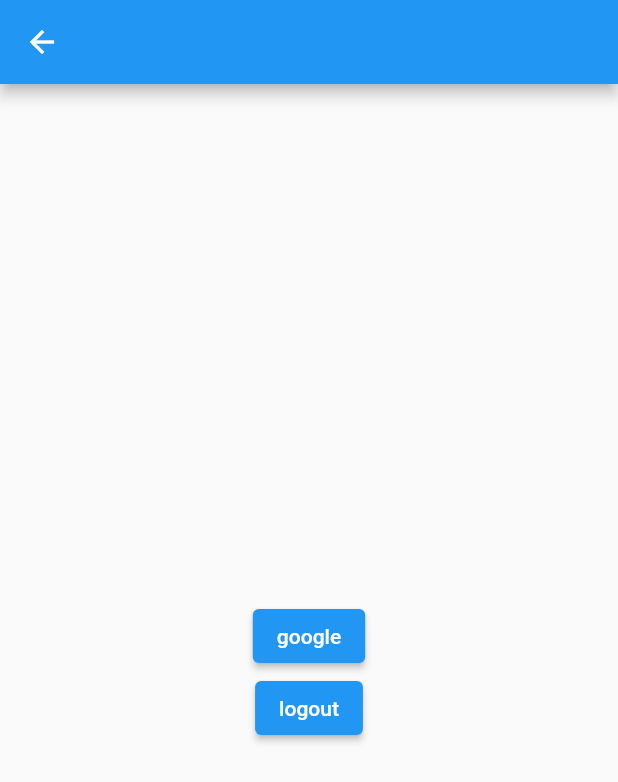
After one commit to ryoush95/sportchu, a Flutter app: the login screen opened directly, after a tap on "google", on a phone screen of 412 x 824 dp. The commit adds this screen. Shown: the top 782 px of the screen. Run offline on Flutter 3.47's test engine with Material 2 defaults, Android fonts, the phone set to English and light mode, and no system bars; our stand-ins replace chips_choice_null_safety, cloud_firestore, firebase_auth, firebase_core, flutter_datetime_picker, flutter_svg and 7 more; missing offline and left inert: loading_animations; accounts and stored records are empty; network calls fail.

Commit message:
firestore google login, time db

```diff
--- a/lib/screen/Grounddetail.dart
+++ b/lib/screen/Grounddetail.dart
@@ -1,3 +1,4 @@
+import 'package:firebase_auth/firebase_auth.dart';
 import 'package:flutter/material.dart';
 import 'package:get/get.dart';
 import 'package:sportchu/screen/DateAdd.dart';
@@ -14,6 +15,7 @@ class _GroundDetailState extends State<GroundDetail> {
   List<dynamic> arg = Get.arguments;
   String gid = Get.arguments[0];
   String cate = Get.arguments[1];
+  final String uid = FirebaseAuth.instance.currentUser!.uid;
 
   @override
   Widget build(BuildContext context) {
@@ -27,7 +29,7 @@ class _GroundDetailState extends State<GroundDetail> {
               Text('inout:$cate'),
               ElevatedButton(
                 onPressed: () {
-                  Get.to(yeyak());
+                  Get.to(yeyak(),arguments:[gid,cate]);
                 },
                 child: Text('예약하기'),
               ),
@@ -37,6 +39,7 @@ class _GroundDetailState extends State<GroundDetail> {
                 },
                 child: Text('++'),
               ),
+              Text(uid),
             ],
           ),
         ));
--- /dev/null
+++ b/lib/screen/login.dart
@@ -0,0 +1,118 @@
+import 'package:cloud_firestore/cloud_firestore.dart';
+import 'package:firebase_auth/firebase_auth.dart';
+import 'package:firebase_core/firebase_core.dart';
+import 'package:flutter/material.dart';
+import 'package:get/get.dart';
+import 'package:google_sign_in/google_sign_in.dart';
+
+import 'gsignup.dart';
+
+class login extends StatefulWidget {
+  const login({Key? key}) : super(key: key);
+
+  @override
+  _loginState createState() => _loginState();
+}
+
+class _loginState extends State<login> {
+  final FirebaseAuth _auth = FirebaseAuth.instance;
+  final GoogleSignIn googleSignIn = GoogleSignIn();
+  final userReference = FirebaseFirestore.instance.collection('member');
+  bool ckin = false;
+  String email = '';
+  late PageController pageController;
+
+
+  @override
+  void initState() {
+    super.initState();
+    Firebase.initializeApp().whenComplete(() {
+      print("completed");
+      setState(() {});
+    });
+    pageController = PageController();
+
+    // 앱 실행시 구글 사용자의 변경여부를 확인함
+    googleSignIn.onCurrentUserChanged.listen((gSignInAccount) {
+      controlSignIn(gSignInAccount!); // 사용자가 있다면 로그인
+    }, onError: (gError) {
+      print("Error Message : " + gError);
+    });
+
+    googleSignIn.signInSilently();
+  }
+
+  controlSignIn(GoogleSignInAccount signInAccount) async {
+    if(signInAccount != null) {
+      await saveFirestore();
+      setState(() {
+        ckin = true;
+      });
+    } else {
+      setState(() {
+        ckin = false;
+      });
+    }
+  }
+
+  saveFirestore() async{
+    final GoogleSignInAccount? guser = googleSignIn.currentUser;
+    final String uid = FirebaseAuth.instance.currentUser!.uid;
+    DocumentSnapshot documentSnapshot = await userReference.doc(uid).get();
+
+    if (!documentSnapshot.exists){
+      await Get.to(gsignup(), arguments: guser);
+      documentSnapshot = await userReference.doc(guser!.id).get();
+    }
+    email = guser!.id;
+  }
+
+  Future<UserCredential> signInWithGoogle() async {
+    // Trigger the authentication flow
+    final GoogleSignInAccount? googleUser = await GoogleSignIn().signIn();
+
+    // Obtain the auth details from the request
+    final GoogleSignInAuthentication? googleAuth = await googleUser?.authentication;
+
+    // Create a new credential
+    final credential = GoogleAuthProvider.credential(
+      accessToken: googleAuth?.accessToken,
+      idToken: googleAuth?.idToken,
+    );
+
+    // Once signed in, return the UserCredential
+    return await FirebaseAuth.instance.signInWithCredential(credential);
+  }
+
+  void googleSignOut() async {
+    await _auth.signOut();
+    await googleSignIn.signOut();
+
+    print("User Sign Out");
+  }
+
+
+
+  @override
+  Widget build(BuildContext context) {
+    return Scaffold(
+      appBar: AppBar(),
+      body: Container(
+        child: Center(
+          child: Column(
+            mainAxisAlignment: MainAxisAlignment.center,
+            children: [
+              Text('$email'),
+              ElevatedButton(onPressed: () {
+                signInWithGoogle();
+              }, child: Text('google')),
+              ElevatedButton(onPressed: () {
+                googleSignOut();
+              }, child: Text('logout')),
+            ],
+          ),
+        ),
+      ),
+    );
+  }
+}
--- a/pubspec.yaml
+++ b/pubspec.yaml
@@ -48,6 +48,8 @@ dependencies:
   firebase_core: ^1.10.0
   cloud_firestore: ^3.1.0
   firebase_auth: ^3.3.0
+  google_sign_in: ^5.2.1
+#  flutter_facebook_auth: ^3.5.6+3
   syncfusion_flutter_datepicker: ^19.3.57
 
 
```
Also changed, not shown: lib/screen/DateAdd.dart (+16 -3 lines), lib/screen/Ground.dart (+7 -1 lines), lib/screen/gsignup.dart (added, +75 -0 lines), lib/screen/yeyak.dart (+13 -1 lines), pubspec.lock, 2 other files.
